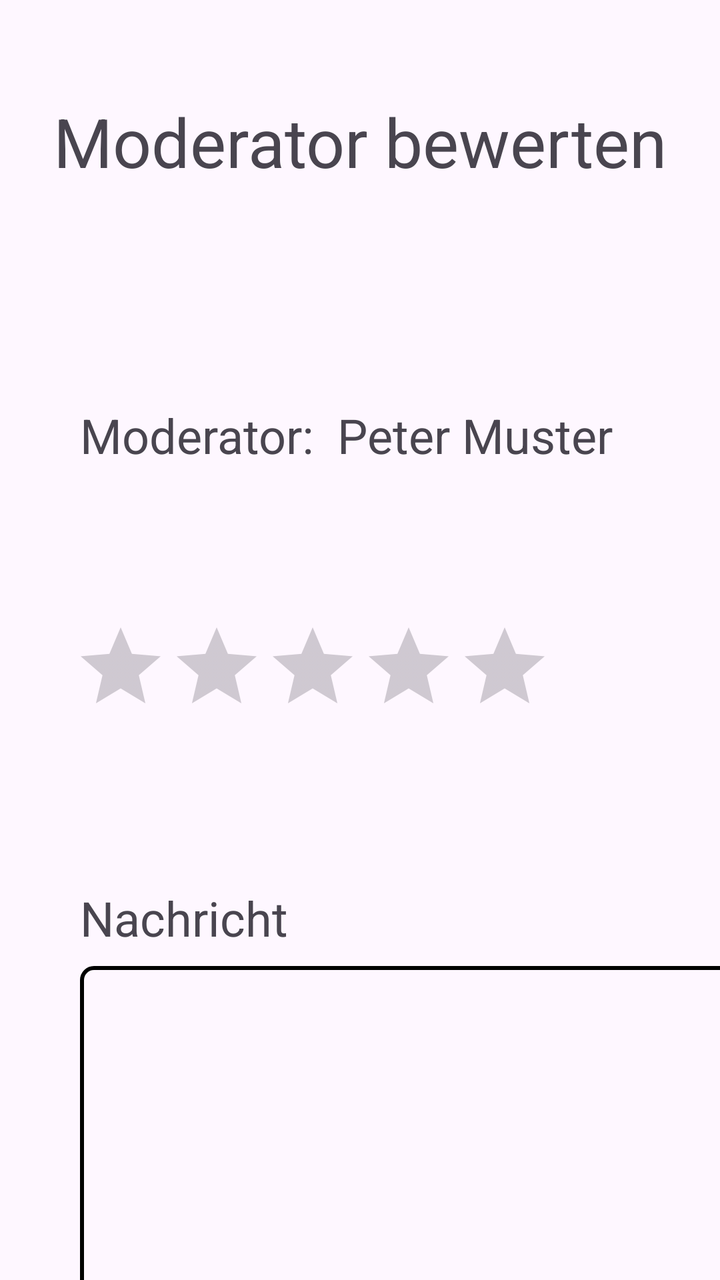
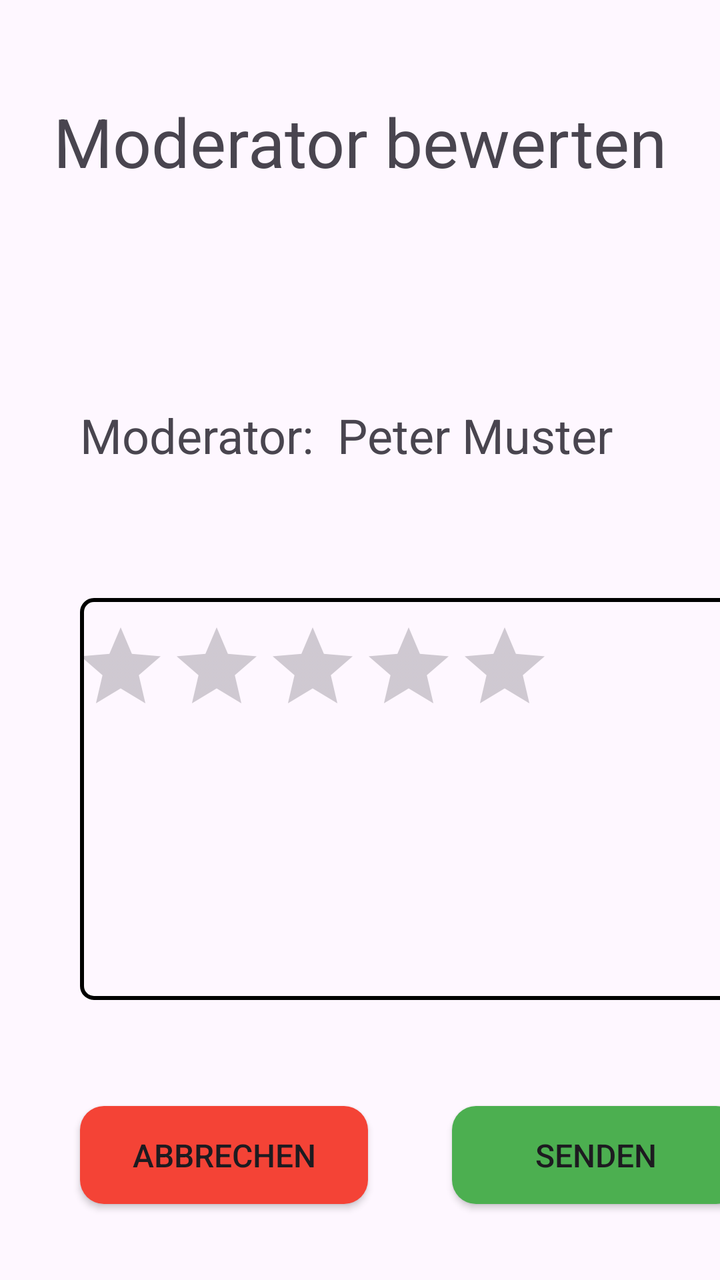

Two renders of the same Android screen: before a commit and after it. Below are the layout's source before the change and the commit's diff.
<!-- AndroidManifest.xml: application theme Theme.RadioApp -->
<!-- res/layout/fragment_rate_moderator.xml -->
<androidx.constraintlayout.widget.ConstraintLayout xmlns:android="http://schemas.android.com/apk/res/android"
    xmlns:app="http://schemas.android.com/apk/res-auto"
    xmlns:tools="http://schemas.android.com/tools"
    android:id="@+id/main"
    android:layout_width="match_parent"
    android:layout_height="match_parent"
    android:exported="true">

    <RatingBar
        android:id="@+id/ratingBarModerator"
        android:layout_width="wrap_content"
        android:layout_height="wrap_content"
        android:layout_marginTop="76dp"
        android:layout_marginEnd="84dp"
        android:max="5"
        android:numStars="5"
        app:layout_constraintEnd_toEndOf="parent"
        app:layout_constraintHorizontal_bias="0.957"
        app:layout_constraintStart_toStartOf="@+id/labelSongTitle"
        app:layout_constraintTop_toBottomOf="@+id/labelSongTitle" />

    <TextView
        android:id="@+id/labelActivityTitle"
        android:layout_width="wrap_content"
        android:layout_height="wrap_content"
        android:layout_marginTop="48dp"
        android:text="@string/moderator_rating.fragmentTitle.label"
        android:textSize="34sp"
        app:layout_constraintEnd_toEndOf="parent"
        app:layout_constraintHorizontal_bias="0.498"
        app:layout_constraintStart_toStartOf="parent"
        app:layout_constraintTop_toTopOf="parent" />

    <TextView
        android:id="@+id/textViewCurrentModerator"
        android:layout_width="200dp"
        android:layout_height="33dp"
        android:layout_marginStart="12dp"
        android:text="@string/moderator_rating.moderatorName.defaultValue"
        android:textSize="24sp"
        app:layout_constraintEnd_toEndOf="parent"
        app:layout_constraintHorizontal_bias="0.023"
        app:layout_constraintStart_toEndOf="@+id/labelSongTitle"
        app:layout_constraintTop_toTopOf="@+id/labelSongTitle" />

    <TextView
        android:id="@+id/labelSongTitle"
        android:layout_width="wrap_content"
        android:layout_height="wrap_content"
        android:layout_marginStart="40dp"
        android:layout_marginTop="108dp"
        android:labelFor="@+id/labelSongTitle"
        android:text="@string/moderator_rating.moderatorName.label"
        android:textSize="24sp"
        app:layout_constraintStart_toStartOf="parent"
        app:layout_constraintTop_toBottomOf="@+id/labelActivityTitle" />

    <TextView
        android:id="@+id/labelModeratorAdditionalMessage"
        android:layout_width="wrap_content"
        android:layout_height="wrap_content"
        android:layout_marginTop="76dp"
        android:text="@string/moderator_rating.moderatorMessage.label"
        android:textSize="24sp"
        app:layout_constraintStart_toStartOf="@+id/labelSongTitle"
        app:layout_constraintTop_toBottomOf="@+id/ratingBarModerator" />

    <EditText
        android:id="@+id/editTextAdditionalMessage"
        android:layout_width="330dp"
        android:layout_height="201dp"
        android:layout_marginTop="8dp"
        android:background="@drawable/text_field_boarder"
        android:ems="10"
        android:gravity="start|top"
        android:inputType="textMultiLine"
        android:textSize="16sp"
        app:backgroundTint="@null"
        app:layout_constraintStart_toStartOf="@+id/labelModeratorAdditionalMessage"
        app:layout_constraintTop_toBottomOf="@+id/labelModeratorAdditionalMessage" />

    <Button
        android:id="@+id/btnCancel"
        android:layout_width="144dp"
        android:layout_height="49dp"
        android:layout_marginTop="53dp"
        android:background="@drawable/button_shape_cancel"
        android:text="@string/moderator_rating.buttonCancel.label"
        android:textSize="16sp"
        app:backgroundTint="@null"
        app:layout_constraintStart_toStartOf="@+id/editTextAdditionalMessage"
        app:layout_constraintTop_toBottomOf="@+id/editTextAdditionalMessage" />

    <Button
        android:id="@+id/btnConfirm"
        android:layout_width="144dp"
        android:layout_height="49dp"
        android:background="@drawable/button_shape_confirm"
        android:text="@string/moderator_rating.buttonConfirm.label"
        android:textSize="16sp"
        app:backgroundTint="@null"
        app:layout_constraintBottom_toBottomOf="@+id/btnCancel"
        app:layout_constraintEnd_toEndOf="@+id/editTextAdditionalMessage"
        app:layout_constraintTop_toTopOf="@+id/btnCancel" />


</androidx.constraintlayout.widget.ConstraintLayout>
<!-- resources referenced by this layout -->
<resources>
  <!-- drawable button_shape_cancel (drawable) -->
  <shape xmlns:android="http://schemas.android.com/apk/res/android"
      android:shape="rectangle">
  
      <solid android:color="#F44336" />
  
      <corners android:radius="12dp" />
  
      <padding
          android:left="16dp"
          android:top="10dp"
          android:right="16dp"
          android:bottom="10dp" />
  </shape>
  <!-- drawable button_shape_confirm (drawable) -->
  <shape xmlns:android="http://schemas.android.com/apk/res/android"
      android:shape="rectangle">
  
      <solid android:color="#4CAF50" />
  
      <corners android:radius="12dp" />
  
      <padding
          android:left="16dp"
          android:top="10dp"
          android:right="16dp"
          android:bottom="10dp" />
  </shape>
  <!-- drawable text_field_boarder (drawable) -->
  <shape xmlns:android="http://schemas.android.com/apk/res/android"
      android:shape="rectangle">
  
      <solid android:color="@android:color/transparent" />
  
      <stroke
          android:width="2dp"
          android:color="#000000" />
  
      <corners android:radius="6dp" />
  
      <padding
          android:left="8dp"
          android:top="8dp"
          android:right="8dp"
          android:bottom="8dp" />
  </shape>
  <string name="moderator_rating.buttonCancel.label">Abbrechen</string>
  <string name="moderator_rating.buttonConfirm.label">Senden</string>
  <string name="moderator_rating.fragmentTitle.label">Moderator bewerten</string>
  <string name="moderator_rating.moderatorMessage.label">Nachricht</string>
  <string name="moderator_rating.moderatorName.defaultValue">Peter Muster</string>
  <string name="moderator_rating.moderatorName.label">Moderator:</string>
  <style name="Theme.RadioApp" parent="Base.Theme.RadioApp" />
  <style name="Base.Theme.RadioApp" parent="Theme.Material3.DayNight.NoActionBar">
          
          
      </style>
</resources>

<!-- the commit's change to res/layout/fragment_rate_moderator.xml (unified diff, before → after) -->
@@ -59,9 +59,10 @@
         android:id="@+id/labelModeratorAdditionalMessage"
         android:layout_width="wrap_content"
         android:layout_height="wrap_content"
-        android:layout_marginTop="76dp"
+        android:layout_marginBottom="392dp"
         android:text="@string/moderator_rating.moderatorMessage.label"
         android:textSize="24sp"
+        app:layout_constraintBottom_toBottomOf="parent"
         app:layout_constraintStart_toStartOf="@+id/labelSongTitle"
         app:layout_constraintTop_toBottomOf="@+id/ratingBarModerator" />
 
